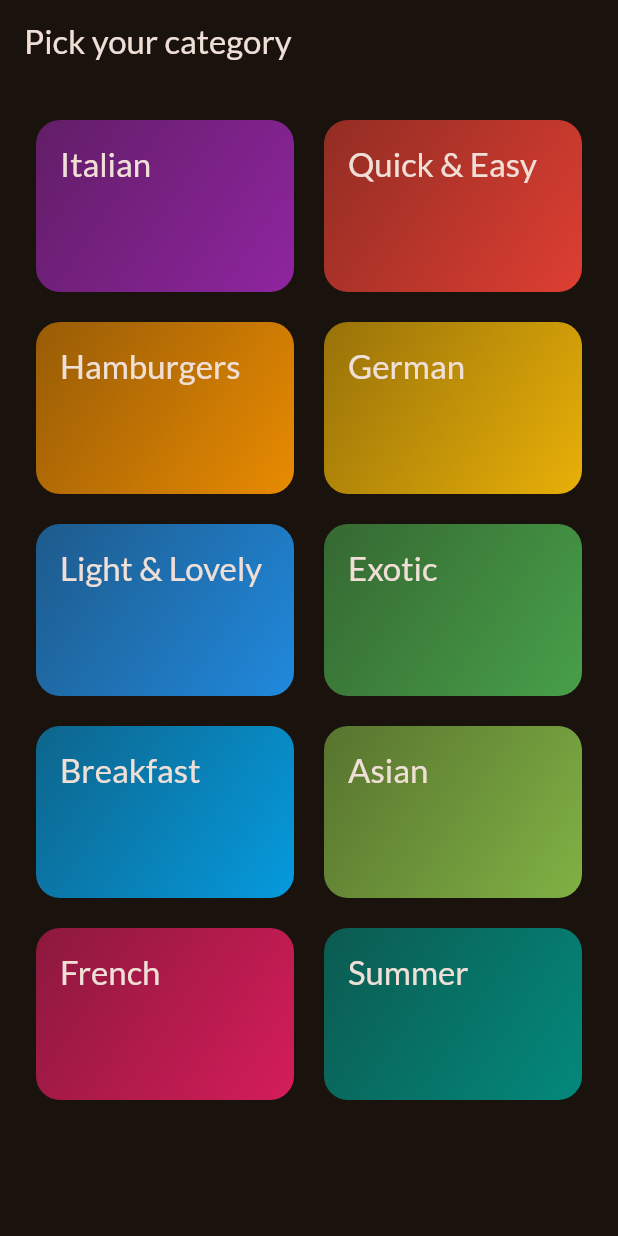
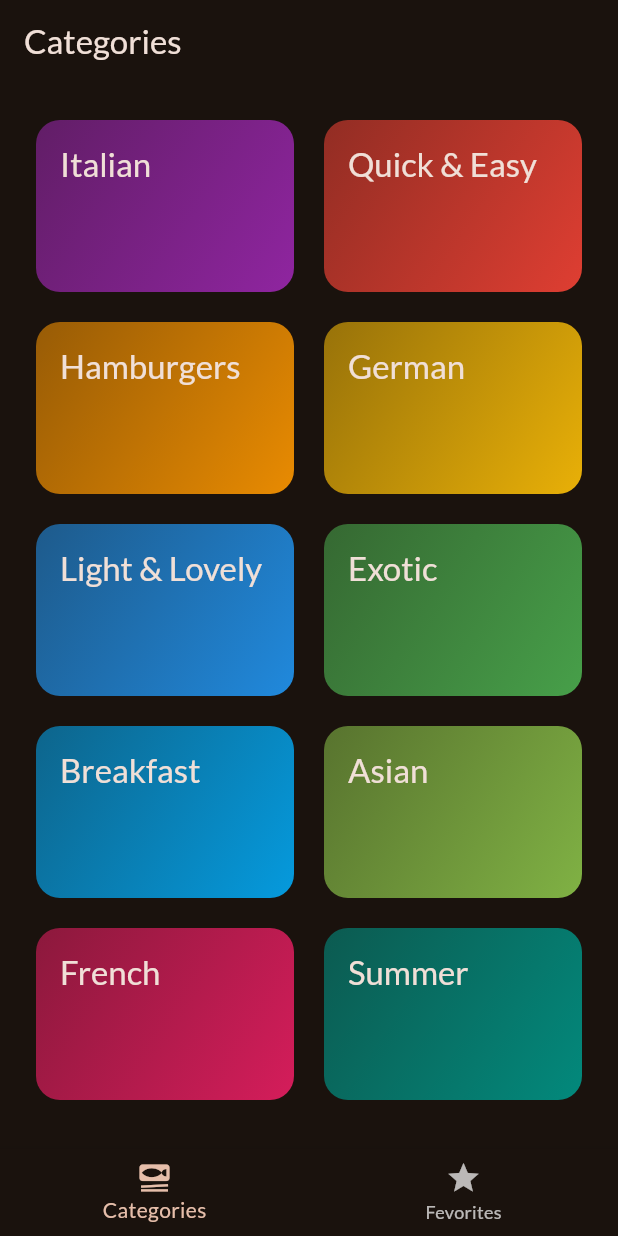
Before and after one commit to dani-edo/meals, a Flutter app: the screen it shows after launch, on a phone screen of 412 x 824 dp. Run offline on Flutter 3.47's test engine with Material 2 defaults, Android fonts, the phone set to English and light mode, and no system bars; our stand-ins replace google_fonts, transparent_image.

Commit message:
tabs screen

```diff
--- a/lib/main.dart
+++ b/lib/main.dart
@@ -1,6 +1,6 @@
 import 'package:flutter/material.dart';
 import 'package:google_fonts/google_fonts.dart';
-import 'package:meals/screens/categories.dart';
+import 'package:meals/screens/tabs.dart';
 
 void main() {
   runApp(const MyApp());
@@ -21,7 +21,7 @@ class MyApp extends StatelessWidget {
         useMaterial3: true,
         textTheme: GoogleFonts.latoTextTheme(),
       ),
-      home: const CategoriesScreen(),
+      home: const TabsScreen(),
     );
   }
 }
--- a/lib/screens/categories.dart
+++ b/lib/screens/categories.dart
@@ -24,11 +24,7 @@ class CategoriesScreen extends StatelessWidget {
 
   @override
   Widget build(BuildContext context) {
-    return Scaffold(
-      appBar: AppBar(
-        title: const Text('Pick your category'),
-      ),
-      body: GridView(
+    return GridView(
       padding: const EdgeInsets.all(24),
       gridDelegate: const SliverGridDelegateWithFixedCrossAxisCount(
         crossAxisCount: 2,
@@ -45,7 +41,6 @@ class CategoriesScreen extends StatelessWidget {
             },
           )
       ],
-      ),
     );
   }
 }
--- a/lib/screens/meals.dart
+++ b/lib/screens/meals.dart
@@ -6,11 +6,11 @@ import 'package:meals/widgets/meal_item.dart';
 class MealsScreen extends StatelessWidget {
   const MealsScreen({
     Key? key,
-    required this.title,
+    this.title,
     required this.meals,
   }) : super(key: key);
 
-  final String title;
+  final String? title;
   final List<Meal> meals;
 
   void selectMeal(BuildContext context, Meal meal) {
@@ -59,9 +59,13 @@ class MealsScreen extends StatelessWidget {
       );
     }
 
+    if (title == null) {
+      return content;
+    }
+
     return Scaffold(
       appBar: AppBar(
-        title: Text(title),
+        title: Text(title!),
       ),
       body: content,
     );
--- /dev/null
+++ b/lib/screens/tabs.dart
@@ -0,0 +1,52 @@
+import 'package:flutter/material.dart';
+import 'package:meals/screens/categories.dart';
+import 'package:meals/screens/meals.dart';
+
+class TabsScreen extends StatefulWidget {
+  const TabsScreen({Key? key}) : super(key: key);
+
+  @override
+  _TabsScreenState createState() => _TabsScreenState();
+}
+
+class _TabsScreenState extends State<TabsScreen> {
+  int _selectedPageIndex = 0;
+
+  void _selectPage(int index) {
+    setState(() {
+      _selectedPageIndex = index;
+    });
+  }
+
+  @override
+  Widget build(BuildContext context) {
+    Widget activePage = const CategoriesScreen();
+    var activaPageTitle = 'Categories';
+
+    if (_selectedPageIndex == 1) {
+      activePage = MealsScreen(meals: []);
+      activaPageTitle = 'Your Favorites';
+    }
+
+    return Scaffold(
+      appBar: AppBar(
+        title: Text(activaPageTitle),
+      ),
+      body: activePage,
+      bottomNavigationBar: BottomNavigationBar(
+        onTap: _selectPage,
+        currentIndex: _selectedPageIndex,
+        items: const [
+          BottomNavigationBarItem(
+            icon: Icon(Icons.set_meal),
+            label: 'Categories',
+          ),
+          BottomNavigationBarItem(
+            icon: Icon(Icons.star),
+            label: 'Fevorites',
+          ),
+        ],
+      ),
+    );
+  }
+}
```
Lines whose indentation alone changed are shown as unchanged.
